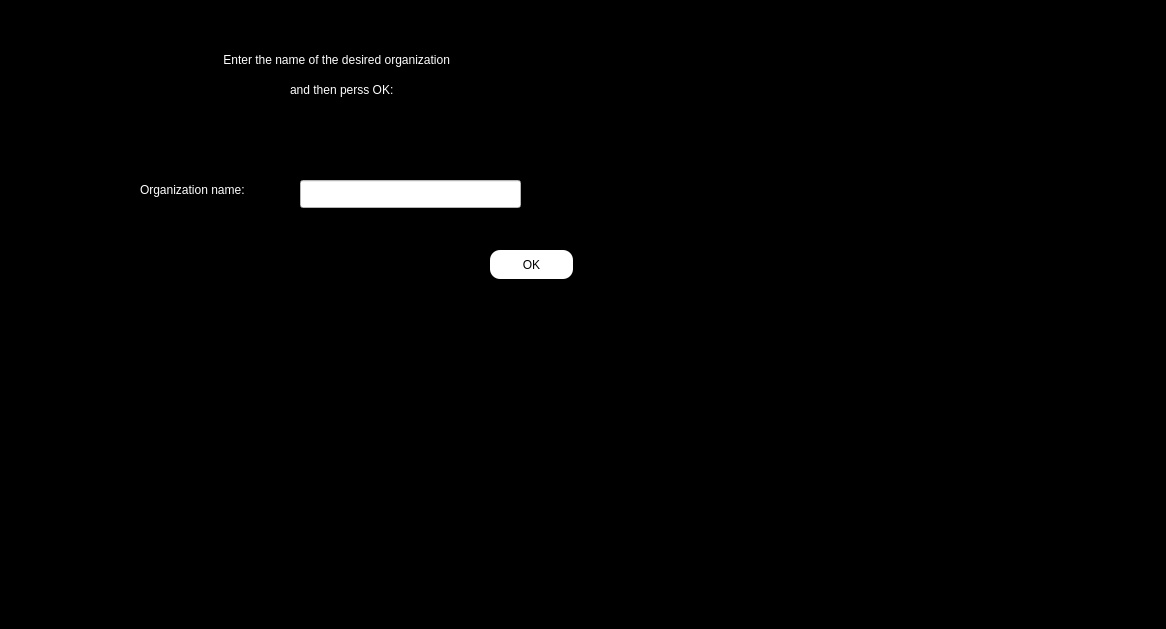
This is enter/key_pass_organ.ui in Shayanrava/APproject as Qt 5 draws it before an edit. The edited form follows.
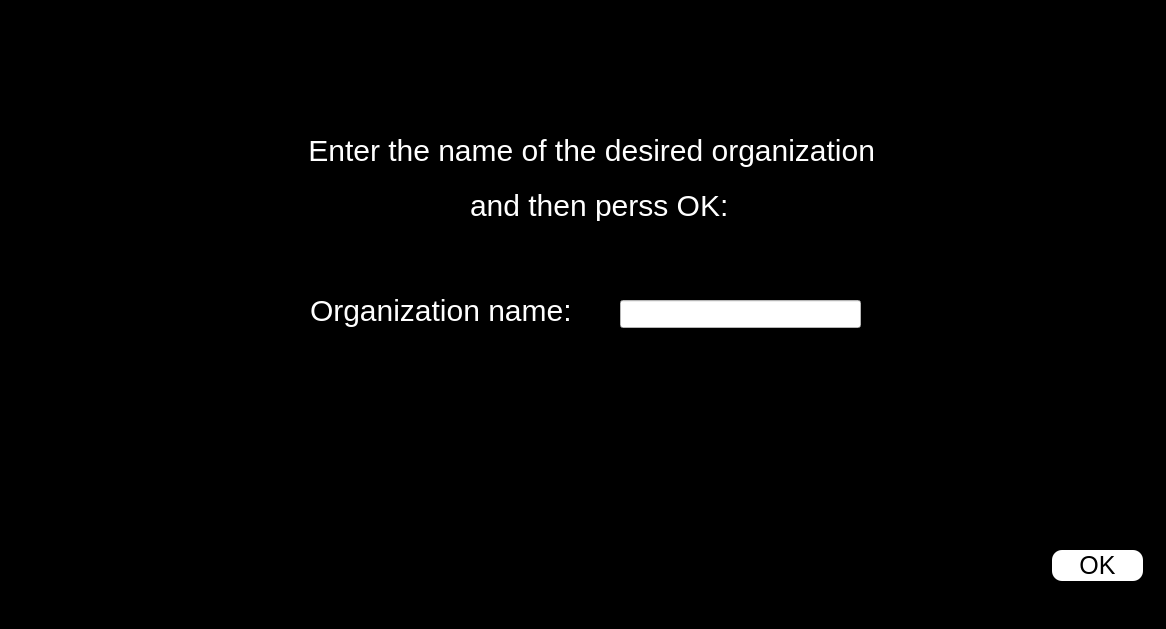
This is the edited form.

Commit message: key_pass ui edited

```diff
--- a/enter/key_pass_organ.ui
+++ b/enter/key_pass_organ.ui
@@ -22,16 +22,17 @@
   <widget class="QLabel" name="label">
    <property name="geometry">
     <rect>
-     <x>220</x>
-     <y>50</y>
-     <width>301</width>
-     <height>20</height>
+     <x>300</x>
+     <y>130</y>
+     <width>591</width>
+     <height>41</height>
     </rect>
    </property>
    <property name="styleSheet">
     <string notr="true">#label
 {
 color:white;
+font-size:30px;
 }</string>
    </property>
    <property name="text">
@@ -41,16 +42,17 @@
   <widget class="QLabel" name="label_pass">
    <property name="geometry">
     <rect>
-     <x>140</x>
-     <y>180</y>
-     <width>141</width>
-     <height>20</height>
+     <x>310</x>
+     <y>290</y>
+     <width>271</width>
+     <height>41</height>
     </rect>
    </property>
    <property name="styleSheet">
     <string notr="true">#label_pass
 {
 color:white;
+font-size:30px;
 }</string>
    </property>
    <property name="text">
@@ -60,16 +62,17 @@
   <widget class="QLabel" name="label_2">
    <property name="geometry">
     <rect>
-     <x>290</x>
-     <y>80</y>
-     <width>131</width>
-     <height>20</height>
+     <x>470</x>
+     <y>190</y>
+     <width>271</width>
+     <height>31</height>
     </rect>
    </property>
    <property name="styleSheet">
     <string notr="true">#label_2
 {
 color:white;
+font-size:30px;
 }</string>
    </property>
    <property name="text">
@@ -79,9 +82,9 @@
   <widget class="QLineEdit" name="led_pass">
    <property name="geometry">
     <rect>
-     <x>300</x>
-     <y>180</y>
-     <width>221</width>
+     <x>620</x>
+     <y>300</y>
+     <width>241</width>
      <height>28</height>
     </rect>
    </property>
@@ -95,10 +98,10 @@
   <widget class="QPushButton" name="pbn_pass">
    <property name="geometry">
     <rect>
-     <x>490</x>
-     <y>250</y>
-     <width>83</width>
-     <height>29</height>
+     <x>1052</x>
+     <y>550</y>
+     <width>91</width>
+     <height>31</height>
     </rect>
    </property>
    <property name="styleSheet">
@@ -111,6 +114,7 @@
 {
 background-color:white;
 border-radius:10px;
+font-size:25px;
 }</string>
    </property>
    <property name="text">
```
